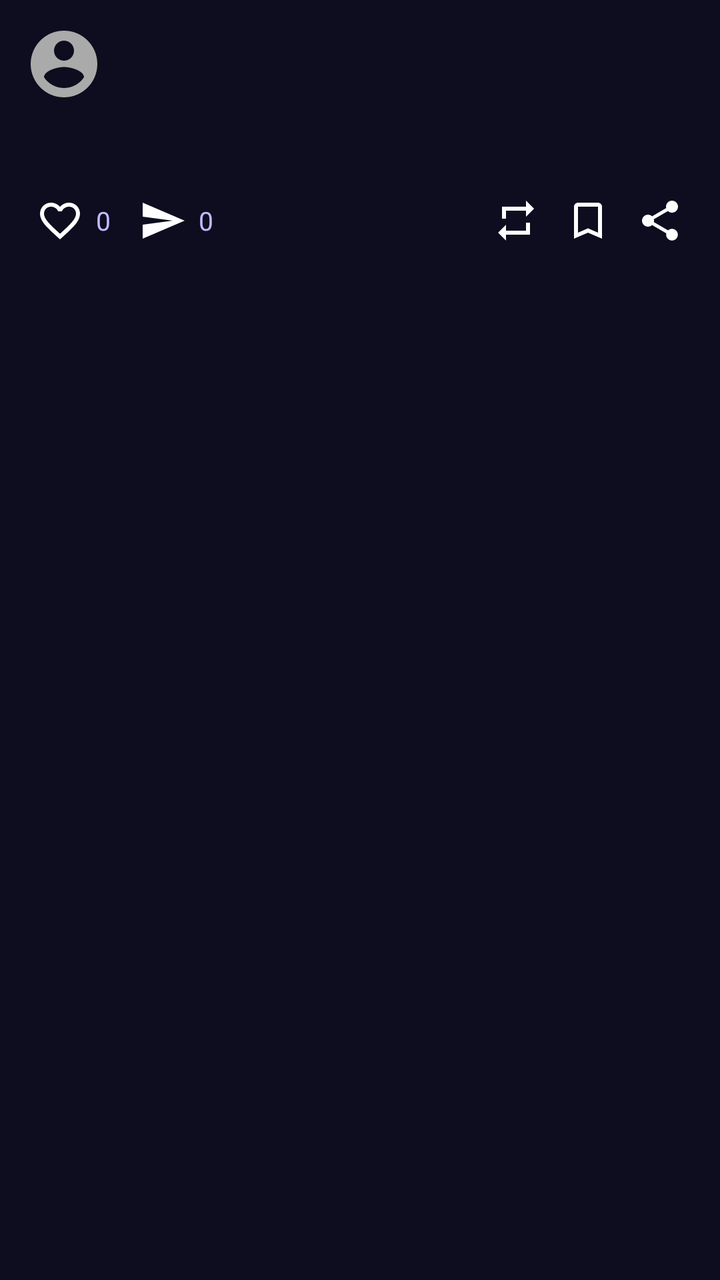
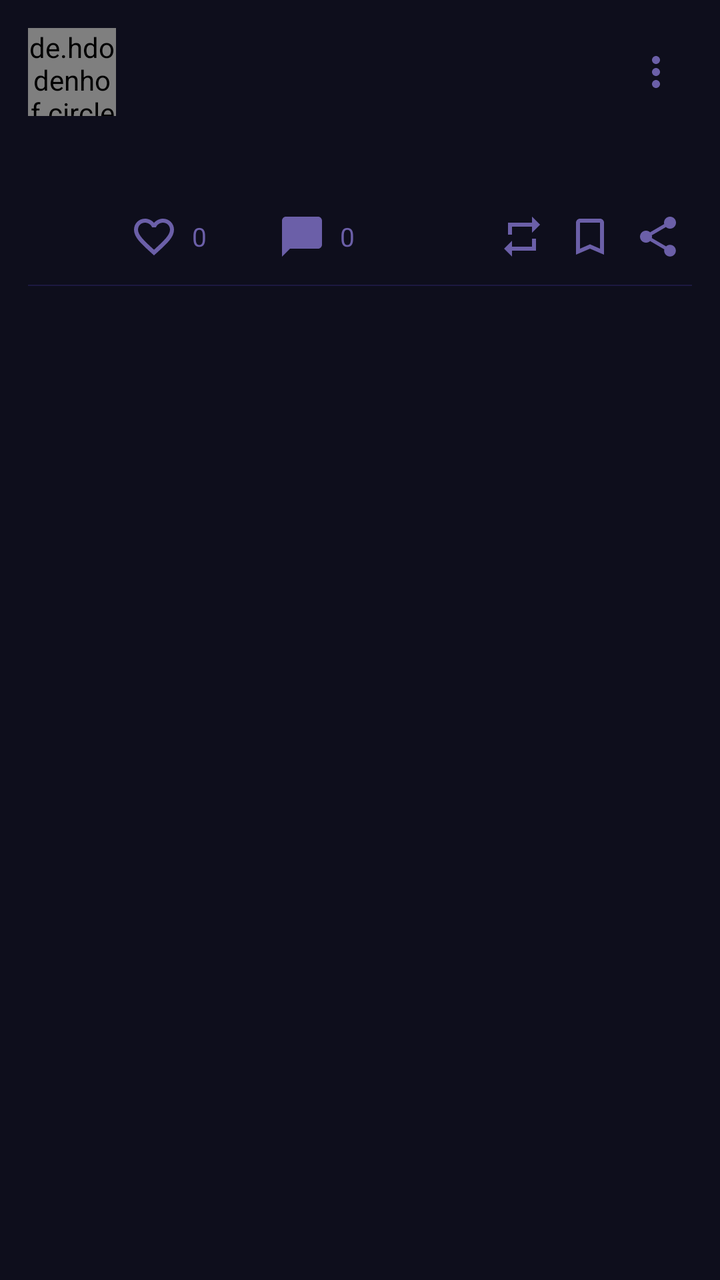

The first picture is an Android layout as it rendered before a commit; the second is the same layout after the commit. The layout source and the unified diff follow.
<!-- AndroidManifest.xml: application theme Theme.Heftreng -->
<!-- res/layout/item_feed_post.xml -->
<?xml version="1.0" encoding="utf-8"?>
<LinearLayout xmlns:android="http://schemas.android.com/apk/res/android"
    android:layout_width="match_parent" android:layout_height="wrap_content"
    android:orientation="vertical" android:padding="12dp"
    android:background="@color/surface" android:layout_marginBottom="2dp">

    
    <LinearLayout android:layout_width="match_parent" android:layout_height="wrap_content"
        android:orientation="horizontal" android:gravity="center_vertical">
        <ImageView android:id="@+id/ivAvatar" android:layout_width="40dp"
            android:layout_height="40dp" android:src="@drawable/ic_account_circle"
            android:scaleType="centerCrop"/>
        <LinearLayout android:layout_width="0dp" android:layout_height="wrap_content"
            android:layout_weight="1" android:orientation="vertical" android:layout_marginStart="10dp">
            <TextView android:id="@+id/tvAuthor" android:layout_width="wrap_content"
                android:layout_height="wrap_content" android:textColor="@color/text_primary"
                android:textStyle="bold" android:textSize="14sp"/>
            <TextView android:id="@+id/tvTime" android:layout_width="wrap_content"
                android:layout_height="wrap_content" android:textColor="@color/text_secondary"
                android:textSize="12sp"/>
        </LinearLayout>
    </LinearLayout>

    
    <TextView android:id="@+id/tvContent" android:layout_width="match_parent"
        android:layout_height="wrap_content" android:layout_marginTop="10dp"
        android:textColor="@color/text_primary" android:textSize="15sp"
        android:lineSpacingExtra="2dp"/>

    
    <ImageView android:id="@+id/ivPostImage" android:layout_width="match_parent"
        android:layout_height="200dp" android:layout_marginTop="10dp"
        android:scaleType="centerCrop" android:visibility="gone"/>

    
    <LinearLayout android:layout_width="match_parent" android:layout_height="wrap_content"
        android:orientation="horizontal" android:layout_marginTop="10dp"
        android:gravity="center_vertical">

        <ImageButton android:id="@+id/btnLike" android:layout_width="36dp"
            android:layout_height="36dp"
            android:background="?attr/selectableItemBackgroundBorderless"
            android:src="@drawable/ic_heart_outline"/>
        <TextView android:id="@+id/tvLikeCount" android:layout_width="wrap_content"
            android:layout_height="36dp" android:text="0" android:textColor="@color/text_secondary"
            android:textSize="13sp" android:gravity="center_vertical" android:layout_marginEnd="8dp"/>

        <ImageButton android:id="@+id/btnComment" android:layout_width="36dp"
            android:layout_height="36dp"
            android:background="?attr/selectableItemBackgroundBorderless"
            android:src="@drawable/ic_send"/>
        <TextView android:id="@+id/tvCommentCount" android:layout_width="0dp"
            android:layout_height="36dp" android:layout_weight="1" android:text="0"
            android:textColor="@color/text_secondary" android:textSize="13sp"
            android:gravity="center_vertical"/>

        <ImageButton android:id="@+id/btnRepost" android:layout_width="36dp"
            android:layout_height="36dp"
            android:background="?attr/selectableItemBackgroundBorderless"
            android:src="@drawable/ic_repeat"/>

        <ImageButton android:id="@+id/btnBookmark" android:layout_width="36dp"
            android:layout_height="36dp"
            android:background="?attr/selectableItemBackgroundBorderless"
            android:src="@drawable/ic_bookmark_outline"/>

        <ImageButton android:id="@+id/btnShare" android:layout_width="36dp"
            android:layout_height="36dp"
            android:background="?attr/selectableItemBackgroundBorderless"
            android:src="@drawable/ic_share"/>
    </LinearLayout>
</LinearLayout>
<!-- resources referenced by this layout -->
<resources>
  <color name="surface">#0D0D1F</color>
  <color name="text_primary">#F0EEFF</color>
  <color name="text_secondary">#C4B8FF</color>
  <!-- drawable ic_bookmark_outline (drawable) -->
  <vector xmlns:android="http://schemas.android.com/apk/res/android" android:width="24dp" android:height="24dp" android:viewportWidth="24" android:viewportHeight="24">
    <path android:fillColor="@android:color/white" android:pathData="M17,3L7,3c-1.1,0 -2,0.9 -2,2v16l7,-3 7,3L19,5c0,-1.1 -0.9,-2 -2,-2zM17,18l-5,-2.18L7,18L7,5h10v13z"/>
  </vector>
  <!-- drawable ic_repeat (drawable) -->
  <vector xmlns:android="http://schemas.android.com/apk/res/android" android:width="24dp" android:height="24dp" android:viewportWidth="24" android:viewportHeight="24">
    <path android:fillColor="@android:color/white" android:pathData="M7,7h10v3l4,-4 -4,-4v3H5v6h2V7zM17,17H7v-3l-4,4 4,4v-3h12v-6h-2v5z"/>
  </vector>
  <!-- drawable ic_send (drawable) -->
  <vector xmlns:android="http://schemas.android.com/apk/res/android" android:width="24dp" android:height="24dp" android:viewportWidth="24" android:viewportHeight="24">
  <path android:fillColor="#FFFFFF" android:pathData="M2.01,21L23,12 2.01,3 2,10l15,2 -15,2z"/>
  </vector>
  <style name="Theme.Heftreng" parent="Theme.Material3.DayNight.NoActionBar">
          <item name="colorPrimary">@color/brand_primary</item>
          <item name="colorPrimaryVariant">@color/brand_primary_dark</item>
          <item name="colorOnPrimary">@color/white</item>
          <item name="android:windowBackground">@color/background</item>
          <item name="android:statusBarColor">@color/background</item>
          <item name="android:navigationBarColor">@color/background</item>
      </style>
  <color name="brand_primary">#8B5CF6</color>
  <color name="brand_primary_dark">#6D28D9</color>
  <color name="white">#FFFFFF</color>
  <color name="background">#060612</color>
  <!-- unchanged entries left out for length: 3 -->
</resources>

<!-- the commit's change to res/layout/item_feed_post.xml (unified diff, before → after) -->
@@ -1,72 +1,193 @@
 <?xml version="1.0" encoding="utf-8"?>
-<LinearLayout xmlns:android="http://schemas.android.com/apk/res/android"
-    android:layout_width="match_parent" android:layout_height="wrap_content"
-    android:orientation="vertical" android:padding="12dp"
-    android:background="@color/surface" android:layout_marginBottom="2dp">
+<androidx.cardview.widget.CardView
+    xmlns:android="http://schemas.android.com/apk/res/android"
+    xmlns:app="http://schemas.android.com/apk/res-auto"
+    android:layout_width="match_parent"
+    android:layout_height="wrap_content"
+    android:layout_marginHorizontal="0dp"
+    android:layout_marginBottom="1dp"
+    app:cardBackgroundColor="@color/surface"
+    app:cardCornerRadius="0dp"
+    app:cardElevation="0dp">
 
-    
-    <LinearLayout android:layout_width="match_parent" android:layout_height="wrap_content"
-        android:orientation="horizontal" android:gravity="center_vertical">
-        <ImageView android:id="@+id/ivAvatar" android:layout_width="40dp"
-            android:layout_height="40dp" android:src="@drawable/ic_account_circle"
-            android:scaleType="centerCrop"/>
-        <LinearLayout android:layout_width="0dp" android:layout_height="wrap_content"
-            android:layout_weight="1" android:orientation="vertical" android:layout_marginStart="10dp">
-            <TextView android:id="@+id/tvAuthor" android:layout_width="wrap_content"
-                android:layout_height="wrap_content" android:textColor="@color/text_primary"
-                android:textStyle="bold" android:textSize="14sp"/>
-            <TextView android:id="@+id/tvTime" android:layout_width="wrap_content"
-                android:layout_height="wrap_content" android:textColor="@color/text_secondary"
-                android:textSize="12sp"/>
+    <LinearLayout
+        android:layout_width="match_parent"
+        android:layout_height="wrap_content"
+        android:orientation="vertical"
+        android:paddingTop="14dp"
+        android:paddingBottom="4dp"
+        android:paddingHorizontal="14dp">
+
+        
+        <LinearLayout
+            android:layout_width="match_parent"
+            android:layout_height="wrap_content"
+            android:orientation="horizontal"
+            android:gravity="center_vertical">
+
+            
+            <de.hdodenhof.circleimageview.CircleImageView
+                android:id="@+id/ivAvatar"
+                android:layout_width="44dp"
+                android:layout_height="44dp"
+                android:src="@drawable/ic_account_circle"
+                app:civ_border_color="@color/border_light"
+                app:civ_border_width="1dp"/>
+
+            <LinearLayout
+                android:layout_width="0dp"
+                android:layout_height="wrap_content"
+                android:layout_weight="1"
+                android:orientation="vertical"
+                android:layout_marginStart="10dp">
+
+                <TextView
+                    android:id="@+id/tvAuthor"
+                    android:layout_width="wrap_content"
+                    android:layout_height="wrap_content"
+                    android:textColor="@color/text_primary"
+                    android:textStyle="bold"
+                    android:textSize="14sp"
+                    android:letterSpacing="-0.01"/>
+
+                <TextView
+                    android:id="@+id/tvTime"
+                    android:layout_width="wrap_content"
+                    android:layout_height="wrap_content"
+                    android:textColor="@color/text_muted"
+                    android:textSize="12sp"
+                    android:layout_marginTop="1dp"/>
+            </LinearLayout>
+
+            
+            <ImageButton
+                android:id="@+id/btnMore"
+                android:layout_width="36dp"
+                android:layout_height="36dp"
+                android:background="?attr/selectableItemBackgroundBorderless"
+                android:src="@drawable/ic_more_vert"
+                android:tint="@color/text_muted"/>
+
         </LinearLayout>
+
+        
+        <TextView
+            android:id="@+id/tvRepostLabel"
+            android:layout_width="wrap_content"
+            android:layout_height="wrap_content"
+            android:layout_marginTop="6dp"
+            android:layout_marginStart="54dp"
+            android:textColor="@color/text_muted"
+            android:textSize="11sp"
+            android:visibility="gone"/>
+
+        
+        <TextView
+            android:id="@+id/tvContent"
+            android:layout_width="match_parent"
+            android:layout_height="wrap_content"
+            android:layout_marginTop="10dp"
+            android:layout_marginStart="54dp"
+            android:textColor="@color/text_primary"
+            android:textSize="15sp"
+            android:lineSpacingExtra="3dp"
+            android:letterSpacing="0"/>
+
+        
+        <com.google.android.material.imageview.ShapeableImageView
+            android:id="@+id/ivPostImage"
+            android:layout_width="match_parent"
+            android:layout_height="220dp"
+            android:layout_marginTop="10dp"
+            android:layout_marginStart="54dp"
+            android:scaleType="centerCrop"
+            android:visibility="gone"
+            app:shapeAppearanceOverlay="@style/RoundedImage"/>
+
+        
+        <LinearLayout
+            android:layout_width="match_parent"
+            android:layout_height="44dp"
+            android:orientation="horizontal"
+            android:layout_marginTop="8dp"
+            android:layout_marginStart="46dp"
+            android:gravity="center_vertical">
+
+            
+            <ImageButton
+                android:id="@+id/btnLike"
+                android:layout_width="34dp"
+                android:layout_height="34dp"
+                android:background="?attr/selectableItemBackgroundBorderless"
+                android:src="@drawable/ic_heart_outline"
+                android:tint="@color/text_muted"/>
+
+            <TextView
+                android:id="@+id/tvLikeCount"
+                android:layout_width="wrap_content"
+                android:layout_height="wrap_content"
+                android:text="0"
+                android:textColor="@color/text_muted"
+                android:textSize="13sp"
+                android:layout_marginStart="2dp"
+                android:layout_marginEnd="14dp"
+                android:minWidth="24dp"/>
+
+            
+            <ImageButton
+                android:id="@+id/btnComment"
+                android:layout_width="34dp"
+                android:layout_height="34dp"
+                android:background="?attr/selectableItemBackgroundBorderless"
+                android:src="@drawable/ic_chat"
+                android:tint="@color/text_muted"/>
+
+            <TextView
+                android:id="@+id/tvCommentCount"
+                android:layout_width="0dp"
+                android:layout_height="wrap_content"
+                android:layout_weight="1"
+                android:text="0"
+                android:textColor="@color/text_muted"
+                android:textSize="13sp"
+                android:layout_marginStart="2dp"/>
+
+            
+            <ImageButton
+                android:id="@+id/btnRepost"
+                android:layout_width="34dp"
+                android:layout_height="34dp"
+                android:background="?attr/selectableItemBackgroundBorderless"
+                android:src="@drawable/ic_repeat"
+                android:tint="@color/text_muted"/>
+
+            
+            <ImageButton
+                android:id="@+id/btnBookmark"
+                android:layout_width="34dp"
+                android:layout_height="34dp"
+                android:background="?attr/selectableItemBackgroundBorderless"
+                android:src="@drawable/ic_bookmark_outline"
+                android:tint="@color/text_muted"/>
+
+            
+            <ImageButton
+                android:id="@+id/btnShare"
+                android:layout_width="34dp"
+                android:layout_height="34dp"
+                android:background="?attr/selectableItemBackgroundBorderless"
+                android:src="@drawable/ic_share"
+                android:tint="@color/text_muted"/>
+
+        </LinearLayout>
+
+        
+        <View
+            android:layout_width="match_parent"
+            android:layout_height="0.5dp"
+            android:background="@color/border"
+            android:layout_marginTop="2dp"/>
+
     </LinearLayout>
 
-    
-    <TextView android:id="@+id/tvContent" android:layout_width="match_parent"
-        android:layout_height="wrap_content" android:layout_marginTop="10dp"
-        android:textColor="@color/text_primary" android:textSize="15sp"
-        android:lineSpacingExtra="2dp"/>
-
-    
-    <ImageView android:id="@+id/ivPostImage" android:layout_width="match_parent"
-        android:layout_height="200dp" android:layout_marginTop="10dp"
-        android:scaleType="centerCrop" android:visibility="gone"/>
-
-    
-    <LinearLayout android:layout_width="match_parent" android:layout_height="wrap_content"
-        android:orientation="horizontal" android:layout_marginTop="10dp"
-        android:gravity="center_vertical">
-
-        <ImageButton android:id="@+id/btnLike" android:layout_width="36dp"
-            android:layout_height="36dp"
-            android:background="?attr/selectableItemBackgroundBorderless"
-            android:src="@drawable/ic_heart_outline"/>
-        <TextView android:id="@+id/tvLikeCount" android:layout_width="wrap_content"
-            android:layout_height="36dp" android:text="0" android:textColor="@color/text_secondary"
-            android:textSize="13sp" android:gravity="center_vertical" android:layout_marginEnd="8dp"/>
-
-        <ImageButton android:id="@+id/btnComment" android:layout_width="36dp"
-            android:layout_height="36dp"
-            android:background="?attr/selectableItemBackgroundBorderless"
-            android:src="@drawable/ic_send"/>
-        <TextView android:id="@+id/tvCommentCount" android:layout_width="0dp"
-            android:layout_height="36dp" android:layout_weight="1" android:text="0"
-            android:textColor="@color/text_secondary" android:textSize="13sp"
-            android:gravity="center_vertical"/>
-
-        <ImageButton android:id="@+id/btnRepost" android:layout_width="36dp"
-            android:layout_height="36dp"
-            android:background="?attr/selectableItemBackgroundBorderless"
-            android:src="@drawable/ic_repeat"/>
-
-        <ImageButton android:id="@+id/btnBookmark" android:layout_width="36dp"
-            android:layout_height="36dp"
-            android:background="?attr/selectableItemBackgroundBorderless"
-            android:src="@drawable/ic_bookmark_outline"/>
-
-        <ImageButton android:id="@+id/btnShare" android:layout_width="36dp"
-            android:layout_height="36dp"
-            android:background="?attr/selectableItemBackgroundBorderless"
-            android:src="@drawable/ic_share"/>
-    </LinearLayout>
-</LinearLayout>
+</androidx.cardview.widget.CardView>
<!-- resource entries referenced after the edit -->
@@ -1,32 +1,61 @@
 <!-- resources referenced by this layout -->
 <resources>
-  <color name="surface">#0D0D1F</color>
-  <color name="text_primary">#F0EEFF</color>
-  <color name="text_secondary">#C4B8FF</color>
+  <color name="border">#1C1940</color>
+  <color name="border_light">#2A2650</color>
+  <color name="surface">#0E0E1C</color>
+  <color name="text_muted">#6B5FA8</color>
+  <color name="text_primary">#F4F1FF</color>
   <!-- drawable ic_bookmark_outline (drawable) -->
   <vector xmlns:android="http://schemas.android.com/apk/res/android" android:width="24dp" android:height="24dp" android:viewportWidth="24" android:viewportHeight="24">
     <path android:fillColor="@android:color/white" android:pathData="M17,3L7,3c-1.1,0 -2,0.9 -2,2v16l7,-3 7,3L19,5c0,-1.1 -0.9,-2 -2,-2zM17,18l-5,-2.18L7,18L7,5h10v13z"/>
+  </vector>
+  <!-- drawable ic_chat (drawable) -->
+  <vector xmlns:android="http://schemas.android.com/apk/res/android" android:width="24dp" android:height="24dp" android:viewportWidth="24" android:viewportHeight="24">
+  <path android:fillColor="#FFFFFF" android:pathData="M20,2H4c-1.1,0 -2,0.9 -2,2v18l4,-4h14c1.1,0 2,-0.9 2,-2V4c0,-1.1 -0.9,-2 -2,-2z"/>
+  </vector>
+  <!-- drawable ic_more_vert (drawable) -->
+  <vector xmlns:android="http://schemas.android.com/apk/res/android" android:width="24dp" android:height="24dp" android:viewportWidth="24" android:viewportHeight="24">
+    <path android:fillColor="@android:color/white" android:pathData="M12,8c1.1,0 2,-0.9 2,-2s-0.9,-2 -2,-2 -2,0.9 -2,2 0.9,2 2,2zM12,10c-1.1,0 -2,0.9 -2,2s0.9,2 2,2 2,-0.9 2,-2 -0.9,-2 -2,-2zM12,16c-1.1,0 -2,0.9 -2,2s0.9,2 2,2 2,-0.9 2,-2 -0.9,-2 -2,-2z"/>
   </vector>
   <!-- drawable ic_repeat (drawable) -->
   <vector xmlns:android="http://schemas.android.com/apk/res/android" android:width="24dp" android:height="24dp" android:viewportWidth="24" android:viewportHeight="24">
     <path android:fillColor="@android:color/white" android:pathData="M7,7h10v3l4,-4 -4,-4v3H5v6h2V7zM17,17H7v-3l-4,4 4,4v-3h12v-6h-2v5z"/>
   </vector>
-  <!-- drawable ic_send (drawable) -->
-  <vector xmlns:android="http://schemas.android.com/apk/res/android" android:width="24dp" android:height="24dp" android:viewportWidth="24" android:viewportHeight="24">
-  <path android:fillColor="#FFFFFF" android:pathData="M2.01,21L23,12 2.01,3 2,10l15,2 -15,2z"/>
-  </vector>
-  <style name="Theme.Heftreng" parent="Theme.Material3.DayNight.NoActionBar">
+  <style name="RoundedImage" parent="">
+          <item name="cornerFamily">rounded</item>
+          <item name="cornerSize">12dp</item>
+      </style>
+  <style name="Theme.Heftreng" parent="Theme.Material3.Dark">
           <item name="colorPrimary">@color/brand_primary</item>
           <item name="colorPrimaryVariant">@color/brand_primary_dark</item>
           <item name="colorOnPrimary">@color/white</item>
+          <item name="colorSecondary">@color/brand_accent</item>
+          <item name="colorOnSecondary">@color/white</item>
+          <item name="colorSurface">@color/surface</item>
+          <item name="colorOnSurface">@color/text_primary</item>
+          <item name="colorBackground">@color/background</item>
+          <item name="android:colorBackground">@color/background</item>
+          <item name="colorOnBackground">@color/text_primary</item>
+          <item name="colorError">@color/error</item>
           <item name="android:windowBackground">@color/background</item>
           <item name="android:statusBarColor">@color/background</item>
-          <item name="android:navigationBarColor">@color/background</item>
+          <item name="android:navigationBarColor">@color/surface</item>
+          <item name="android:windowLightStatusBar">false</item>
+          <item name="android:windowLightNavigationBar">false</item>
+          <item name="bottomNavigationStyle">@style/HeftBottomNav</item>
       </style>
-  <color name="brand_primary">#8B5CF6</color>
-  <color name="brand_primary_dark">#6D28D9</color>
+  <color name="brand_primary">#7C3AED</color>
+  <color name="brand_primary_dark">#5B21B6</color>
   <color name="white">#FFFFFF</color>
-  <color name="background">#060612</color>
+  <color name="brand_accent">#EC4899</color>
+  <color name="background">#070711</color>
+  <color name="error">#F43F5E</color>
+  <style name="HeftBottomNav" parent="Widget.Material3.BottomNavigationView">
+          <item name="android:background">@color/surface</item>
+          <item name="itemIconTint">@color/bottom_nav_color</item>
+          <item name="itemTextColor">@color/bottom_nav_color</item>
+          <item name="elevation">0dp</item>
+      </style>
   <!-- unchanged entries left out for length: 3 -->
 </resources>
 
